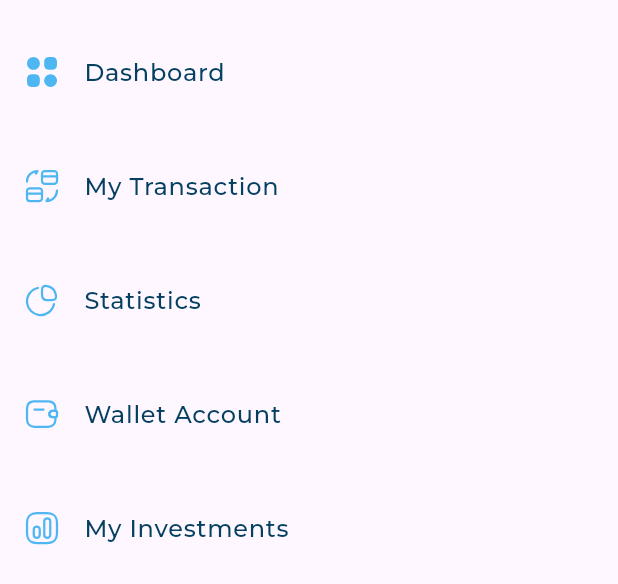
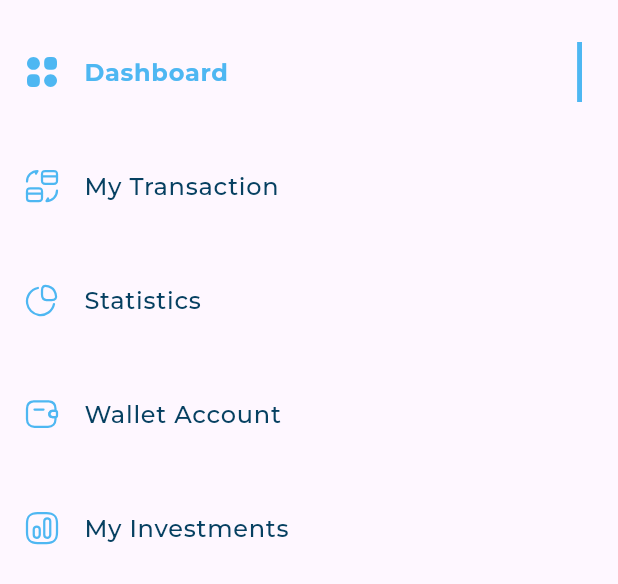
Before and after one commit to Mariamibrahim88/responsive_dash_board, a Flutter app: the DrawerItemList widget shown alone on an empty page, opened directly, on a phone screen of 412 x 824 dp. Shown: the top 584 px of the screen. Run offline on Flutter 3.47's test engine with Material 3 defaults, Android fonts, the phone set to English and light mode, and no system bars; our stand-ins replace device_preview, flutter_svg; project files that could hold a hidden picture were left out.

Commit message:
create active drawer item

```diff
--- /dev/null
+++ b/lib/widgets/active_and_inactive_item.dart
@@ -0,0 +1,48 @@
+import 'package:flutter/material.dart';
+import 'package:flutter_svg/svg.dart';
+import 'package:responsive_dash_board/models/drawer_item_model.dart';
+import 'package:responsive_dash_board/utils/app_styles.dart';
+
+class InActiveDrawerItem extends StatelessWidget {
+  const InActiveDrawerItem({
+    super.key,
+    required this.drawerItemModel,
+  });
+
+  final DrawerItemModel drawerItemModel;
+
+  @override
+  Widget build(BuildContext context) {
+    return ListTile(
+      leading: SvgPicture.asset(drawerItemModel.svgSrc),
+      title: Text(
+        drawerItemModel.title,
+        style: AppStyles.styleMedium16(context),
+      ),
+    );
+  }
+}
+
+class ActiveDrawerItem extends StatelessWidget {
+  const ActiveDrawerItem({
+    super.key,
+    required this.drawerItemModel,
+  });
+
+  final DrawerItemModel drawerItemModel;
+
+  @override
+  Widget build(BuildContext context) {
+    return ListTile(
+      leading: SvgPicture.asset(drawerItemModel.svgSrc),
+      title: Text(drawerItemModel.title, style: AppStyles.styleBold16(context)),
+      trailing: Container(
+        width: 3.27,
+        height: 40,
+        decoration: const BoxDecoration(
+          color: Color(0xFF4EB7F2),
+        ),
+      ),
+    );
+  }
+}
--- a/lib/widgets/drawer_item.dart
+++ b/lib/widgets/drawer_item.dart
@@ -1,21 +1,18 @@
 import 'package:flutter/material.dart';
-import 'package:flutter_svg/flutter_svg.dart';
 import 'package:responsive_dash_board/models/drawer_item_model.dart';
-import 'package:responsive_dash_board/utils/app_styles.dart';
+import 'package:responsive_dash_board/widgets/active_and_inactive_item.dart';
 
 class DrawerItem extends StatelessWidget {
-  const DrawerItem({super.key, required this.drawerItemModel});
+  const DrawerItem(
+      {super.key, required this.drawerItemModel, required this.isSelected});
 
   final DrawerItemModel drawerItemModel;
+  final bool isSelected;
 
   @override
   Widget build(BuildContext context) {
-    return ListTile(
-      leading: SvgPicture.asset(drawerItemModel.svgSrc),
-      title: Text(
-        drawerItemModel.title,
-        style: AppStyles.styleMedium16(context),
-      ),
-    );
+    return isSelected
+        ? ActiveDrawerItem(drawerItemModel: drawerItemModel)
+        : InActiveDrawerItem(drawerItemModel: drawerItemModel);
   }
 }
--- a/lib/widgets/drawer_item_list.dart
+++ b/lib/widgets/drawer_item_list.dart
@@ -3,12 +3,18 @@ import 'package:responsive_dash_board/models/drawer_item_model.dart';
 import 'package:responsive_dash_board/utils/app_imges.dart';
 import 'package:responsive_dash_board/widgets/drawer_item.dart';
 
-class DrawerItemList extends StatelessWidget {
+class DrawerItemList extends StatefulWidget {
   const DrawerItemList({
     super.key,
   });
 
-  static const List<DrawerItemModel> items = [
+  @override
+  State<DrawerItemList> createState() => _DrawerItemListState();
+}
+
+class _DrawerItemListState extends State<DrawerItemList> {
+  int selectedIndex = 0;
+  final List<DrawerItemModel> items = const [
     DrawerItemModel(title: 'Dashboard', svgSrc: Assets.imagescategry2),
     DrawerItemModel(
         title: 'My Transaction', svgSrc: Assets.imagesMytransaction),
@@ -16,7 +22,6 @@ class DrawerItemList extends StatelessWidget {
     DrawerItemModel(title: 'Wallet Account', svgSrc: Assets.imagesWallet),
     DrawerItemModel(title: 'My Investments', svgSrc: Assets.imagesInvestment),
   ];
-
   @override
   Widget build(BuildContext context) {
     return ListView.builder(
@@ -24,9 +29,22 @@ class DrawerItemList extends StatelessWidget {
       physics: const NeverScrollableScrollPhysics(),
       itemCount: items.length,
       itemBuilder: (context, index) {
-        return Padding(
-          padding: const EdgeInsets.only(top: 20.0),
-          child: DrawerItem(drawerItemModel: items[index]),
+        return GestureDetector(
+          onTap: () {
+            if (selectedIndex != index) {
+              setState(() {
+                selectedIndex = index;
+                //print(selectedIndex);
+              });
+            }
+          },
+          child: Padding(
+            padding: const EdgeInsets.only(top: 20.0),
+            child: DrawerItem(
+              drawerItemModel: items[index],
+              isSelected: selectedIndex == index,
+            ),
+          ),
         );
       },
     );
```
